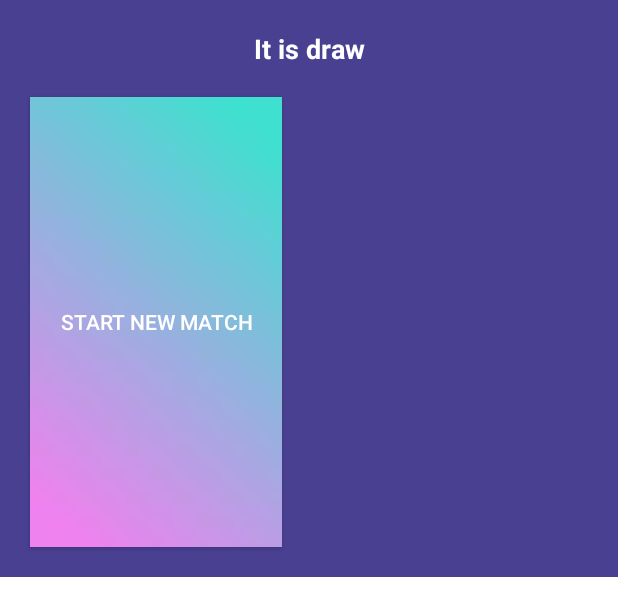
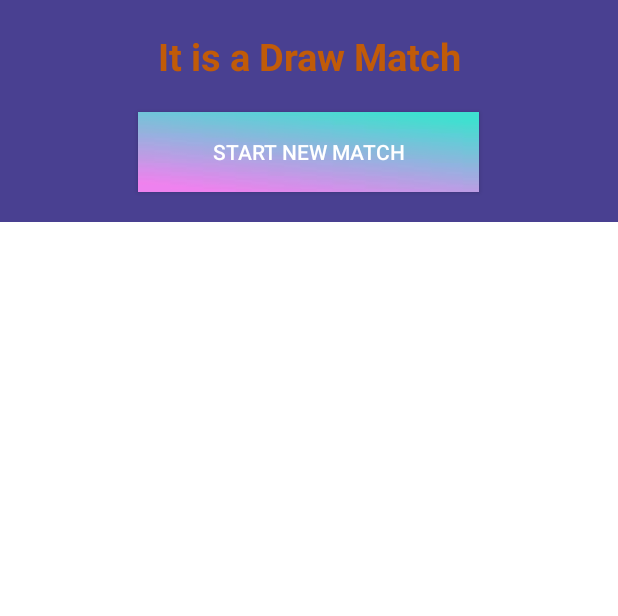
Before and after one commit to LOANPIA/OnlineTicTacToe, an Android app: the layout win_dialog_layout.xml on its own in the app's theme, with its tools: preview values and no code run, on a phone screen of 412 x 824 dp. Shown: the top 616 px of the screen. Run offline under Robolectric (Android 15) with nearby library versions, the phone set to English and light mode, and no system bars.

Commit message:
the last bug | completed

```diff
--- a/app/src/main/java/com/example/onlinetictactoe/WinDialog.java
+++ b/app/src/main/java/com/example/onlinetictactoe/WinDialog.java
@@ -12,12 +12,12 @@ import androidx.annotation.NonNull;
 
 public class WinDialog extends Dialog {
 
-    private String message;
+    private final String message;
     private final MainActivity mainActivity;
-    public WinDialog(@NonNull Context context, String s) {
+    public WinDialog(@NonNull Context context, String message) {
         super(context);
         this.message = message;
-        this.mainActivity =((MainActivity) context);
+        this.mainActivity =((MainActivity)context);
 
     }
 
--- a/app/src/main/res/layout/win_dialog_layout.xml
+++ b/app/src/main/res/layout/win_dialog_layout.xml
@@ -6,30 +6,31 @@
     <LinearLayout
         android:layout_width="match_parent"
         android:layout_height="wrap_content"
-        android:orientation="vertical"
-        android:background="@color/dark_violet">
+        android:background="@color/dark_violet"
+        android:orientation="vertical">
 
         <TextView
+            android:id="@+id/messageTV"
             android:layout_width="match_parent"
             android:layout_height="wrap_content"
+            android:layout_marginStart="20dp"
+            android:layout_marginTop="20dp"
+            android:layout_marginEnd="20dp"
             android:gravity="center"
-            android:text="It is draw"
-            android:textSize="18sp"
-            android:textStyle="bold"
-            android:textColor="#FFFFFF"
-            android:layout_marginStart="20dp"
-            android:layout_marginEnd="20dp"
-            android:layout_marginTop="20dp"
-            android:id="@+id/messageTV"/>
+            android:text="It is a Draw Match"
+            android:textColor="#C15B08"
+            android:textSize="25sp"
+            android:textStyle="bold" />
 
         <androidx.appcompat.widget.AppCompatButton
             android:id="@+id/startNewBtn"
-            android:layout_width="wrap_content"
-            android:layout_height="match_parent"
+            android:layout_width="227dp"
+            android:layout_height="53dp"
+            android:layout_gravity="center"
             android:layout_margin="20dp"
+            android:background="@drawable/bgr"
             android:text="Start New Match"
-            android:textColor="#FFFFFF"
-            android:background="@drawable/bgr"/>
+            android:textColor="@color/white" />
     </LinearLayout>
 
 </RelativeLayout>
```
Also changed, not shown: app/src/main/java/com/example/onlinetictactoe/MainActivity.java (+41 -43 lines), app/src/main/res/drawable/ic_twotone_sms_failed_24.xml (added, +8 -0 lines), 1 other file.
